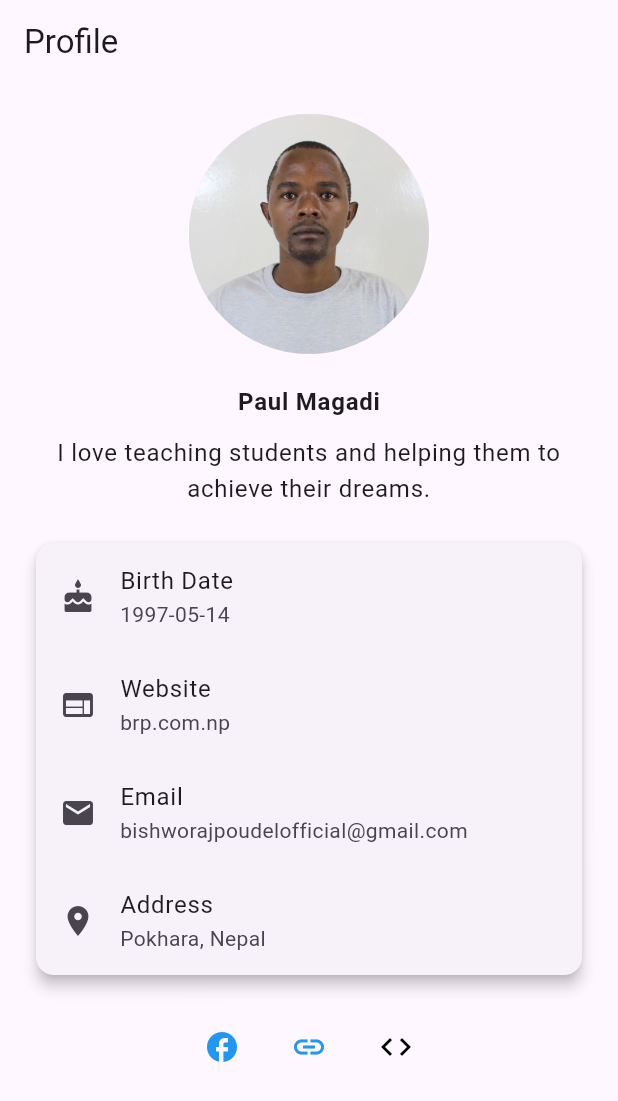
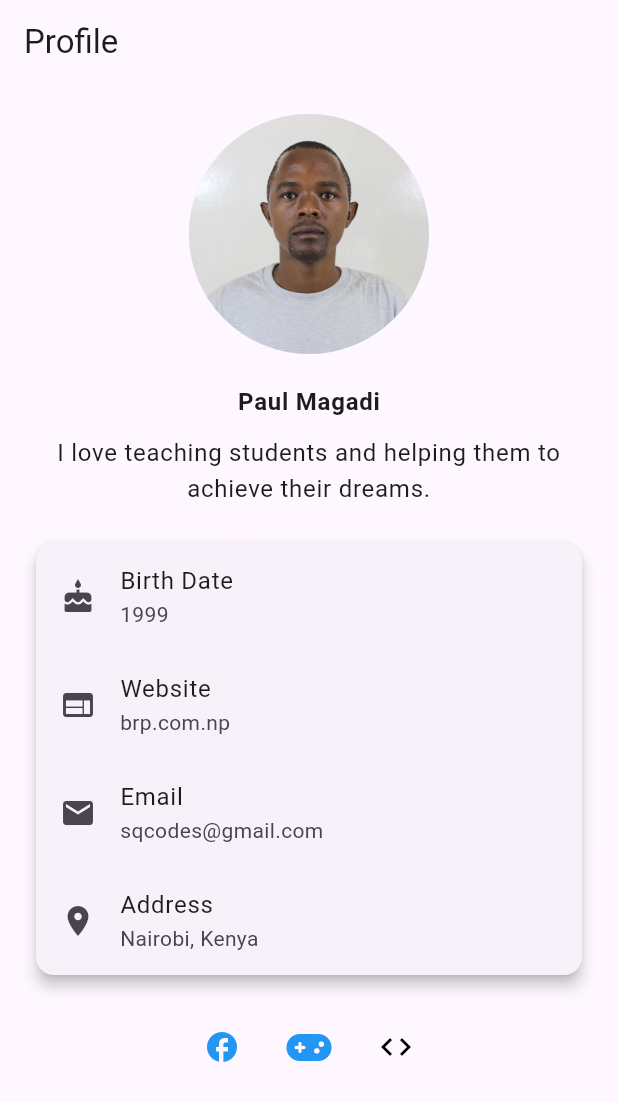
Before and after one commit to paulmagadi/Learn_Flutter, a Flutter app: the screen it shows after launch, on a phone screen of 412 x 824 dp. Shown: the top 1101 px of the screen. Run offline on Flutter 3.47's test engine with Material 3 defaults, Android fonts, the phone set to English and light mode, and no system bars; our stand-ins replace font_awesome_flutter.

Commit message:
modified:   practice_flutter/myprofile_app_01/lib/main.dart 	modified:   practice_flutter/myprofile_app_01/pubspec.lock 	modified:   practice_flutter/myprofile_app_01/pubspec.yaml 	modified:   practice_flutter/myprofile_app_01/test/widget_test.dart

```diff
--- a/practice_flutter/myprofile_app_01/lib/main.dart
+++ b/practice_flutter/myprofile_app_01/lib/main.dart
@@ -1,4 +1,6 @@
 import 'package:flutter/material.dart';
+import 'package:font_awesome_flutter/font_awesome_flutter.dart';
+
 
 void main() {
   runApp(const ProfileApp());
@@ -57,7 +59,7 @@ class ProfilePage extends StatelessWidget {
                 const ListTile(
                   leading: Icon(Icons.cake),
                   title: Text('Birth Date'),
-                  subtitle: Text('1997-05-14'),
+                  subtitle: Text('1999'),
                 ),
                 ListTile(
                     leading: const Icon(Icons.web),
@@ -67,12 +69,12 @@ class ProfilePage extends StatelessWidget {
                 const ListTile(
                   leading: Icon(Icons.email),
                   title: Text('Email'),
-                  subtitle: Text('bishworajpoudelofficial@gmail.com'),
+                  subtitle: Text('sqcodes@gmail.com'),
                 ),
                 const ListTile(
                   leading: Icon(Icons.location_on),
                   title: Text('Address'),
-                  subtitle: Text('Pokhara, Nepal'),
+                  subtitle: Text('Nairobi, Kenya'),
                 ),
               ],
             ),
@@ -88,7 +90,7 @@ class ProfilePage extends StatelessWidget {
                 tooltip: 'Facebook',
               ),
               IconButton(
-                icon: const Icon(Icons.link),
+                icon: const FaIcon(FontAwesomeIcons.gamepad),
                 onPressed: () {},
                 color: Colors.blue,
                 tooltip: 'LinkedIn',
--- a/practice_flutter/myprofile_app_01/pubspec.yaml
+++ b/practice_flutter/myprofile_app_01/pubspec.yaml
@@ -39,6 +39,7 @@ dependencies:
 dev_dependencies:
   flutter_test:
     sdk: flutter
+  font_awesome_flutter: 10.7.0
 
   # The "flutter_lints" package below contains a set of recommended lints to
   # encourage good coding practices. The lint set provided by the package is
```
Also changed, not shown: practice_flutter/myprofile_app_01/pubspec.lock, 1 other file.
